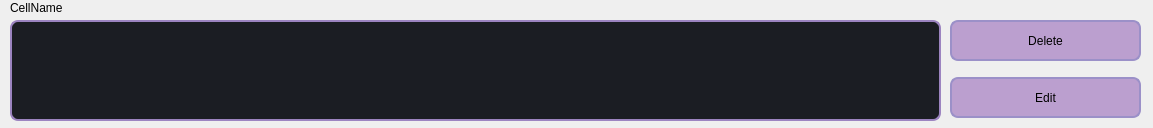
First picture: the form in UI/w_deck/NewCell/newcell.ui, repository Saigz/task_tracker_qt, before the edit.
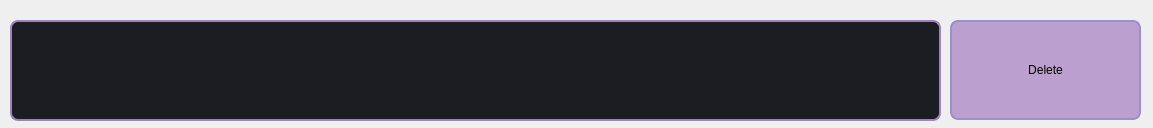
Second picture: the form after the edit.

What changed in the file:
```diff
--- a/UI/w_deck/NewCell/newcell.ui
+++ b/UI/w_deck/NewCell/newcell.ui
@@ -19,7 +19,7 @@
      <x>950</x>
      <y>20</y>
      <width>191</width>
-     <height>41</height>
+     <height>100</height>
     </rect>
    </property>
    <property name="styleSheet">
@@ -75,57 +75,6 @@
 </string>
    </property>
   </widget>
-  <widget class="QLabel" name="cellLabel">
-   <property name="geometry">
-    <rect>
-     <x>10</x>
-     <y>0</y>
-     <width>131</width>
-     <height>16</height>
-    </rect>
-   </property>
-   <property name="styleSheet">
-    <string notr="true">QLabel {
-	 color: rgb(0, 0, 0);
-	font: 600 10pt &quot;Montserrat SemiBold&quot;;
-}</string>
-   </property>
-   <property name="text">
-    <string>CellName</string>
-   </property>
-  </widget>
-  <widget class="QPushButton" name="editLabelButton">
-   <property name="geometry">
-    <rect>
-     <x>950</x>
-     <y>77</y>
-     <width>191</width>
-     <height>41</height>
-    </rect>
-   </property>
-   <property name="styleSheet">
-    <string notr="true">QPushButton {
- border: 2px solid  rgb(155, 144, 200);
- border-radius: 8px;
- padding-left: auto;
-    padding-right: auto;
- color: rgb(0, 0, 0);
- background-color: rgb(187, 159, 207);
- font: 600 12pt &quot;Montserrat SemiBold&quot;;
-}
-QPushButton:hover {
- border: 2px solid rgb(156, 132, 192);
- background-color: rgb(156, 132, 192);
-}
-QPushButton:focus {
- border: 2px solid rgb(109, 86, 154);
-
-}</string>
-   </property>
-   <property name="text">
-    <string>Edit</string>
-   </property>
-  </widget>
  </widget>
  <resources/>
  <connections/>
```
Left out of the diff: 4 changed lines with no effect on the pictures.
